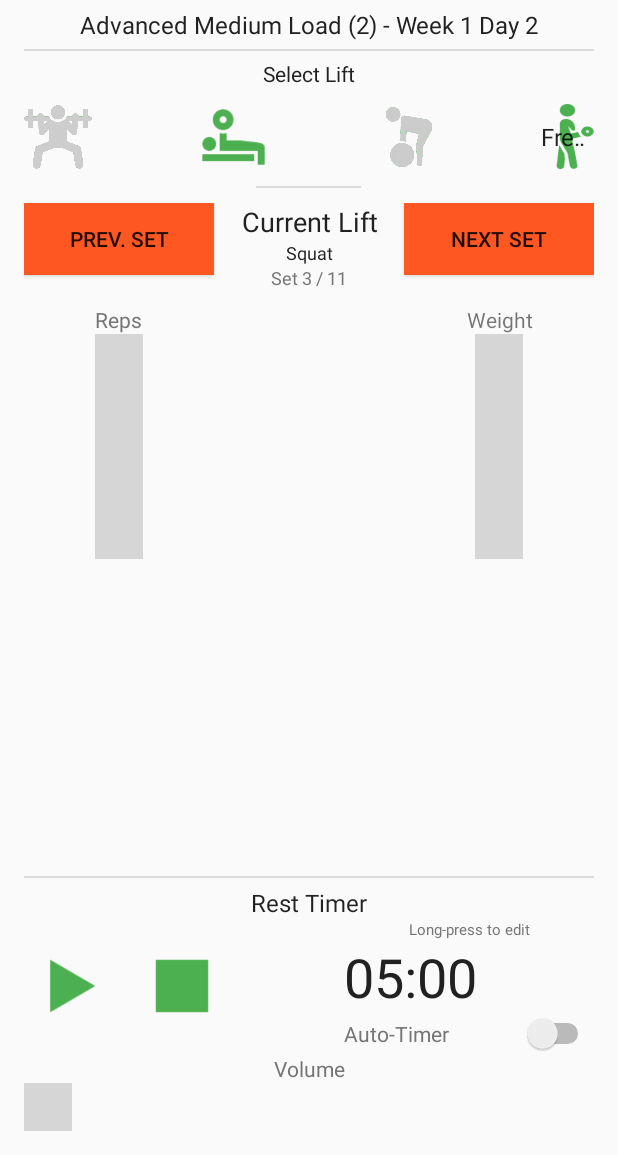
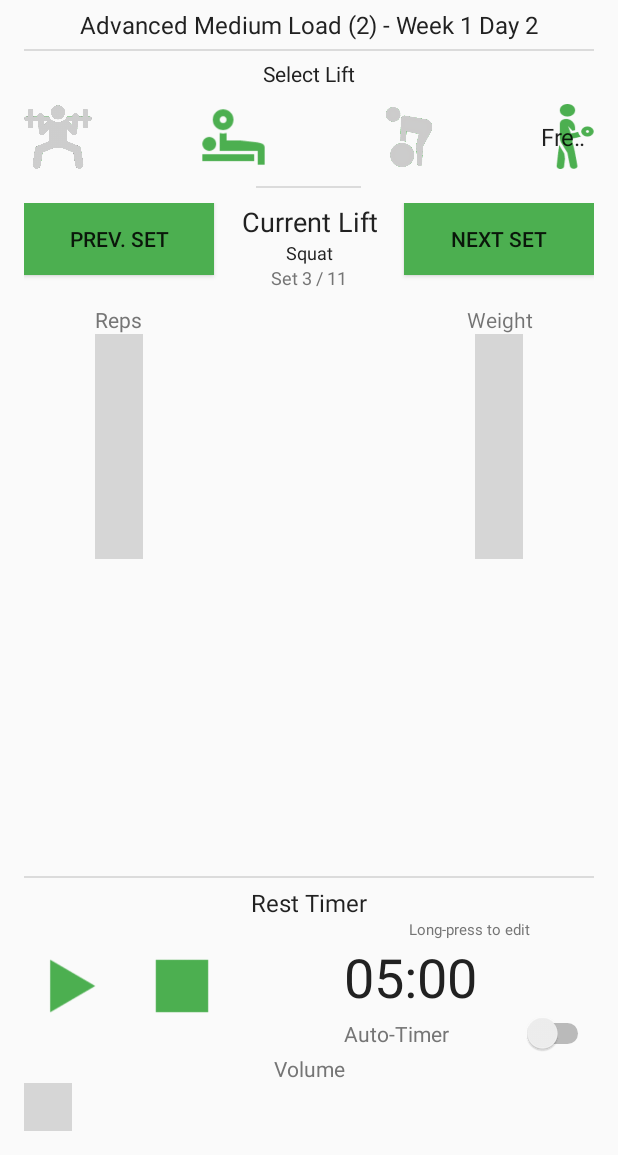
Before and after one commit to minorsecond/Sheiko, an Android app: the layout activity_train.xml on its own in the app's theme, with its tools: preview values and no code run, on a phone screen of 412 x 824 dp, the part 81-1236 px from its top. Run offline under Robolectric (Android 15) with nearby library versions, the phone set to English and light mode, and no system bars; plain views replace CrystalSeekbar, NumberPicker; grey boxes are pictures that could not be loaded.

Commit message:
-> Changed launcher icon

```diff
--- a/app/src/main/AndroidManifest.xml
+++ b/app/src/main/AndroidManifest.xml
@@ -7,7 +7,7 @@
     <application
         android:name=".CalligraphySettings"
         android:allowBackup="true"
-        android:icon="@drawable/bench_orange"
+        android:icon="@drawable/cool_bench_launcher"
         android:label="@string/app_name"
         android:supportsRtl="true"
         android:theme="@style/MyMaterialTheme">
--- a/app/src/main/res/values/colors.xml
+++ b/app/src/main/res/values/colors.xml
@@ -3,7 +3,7 @@
     <color name="primary">#2196F3</color>
     <color name="primary_dark">#1976D2</color>
     <color name="primary_light">#BBDEFB</color>
-    <color name="accent">#FF5722</color>
+    <color name="accent">#4CAF50</color>
     <color name="primary_text">#212121</color>
     <color name="secondary_text">#757575</color>
     <color name="icons">#FFFFFF</color>
```
